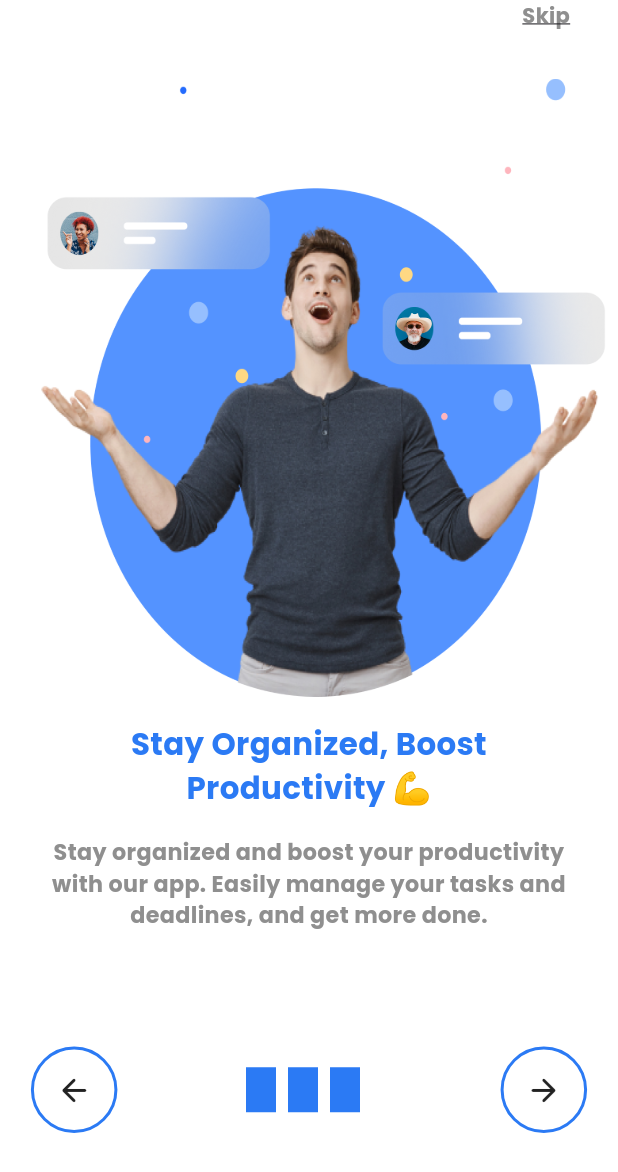
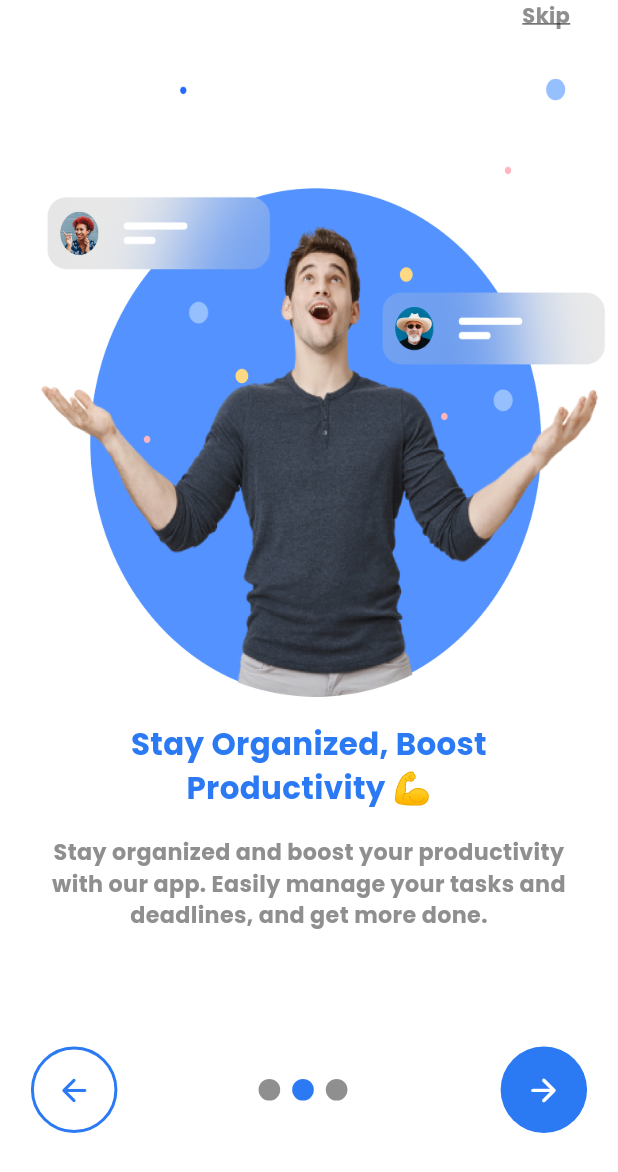
Before and after one commit to AhmedShokry7/Daily-Planner, a Flutter app: the OnBoardingView screen opened by its route, swiped to page 2, on a phone screen of 412 x 824 dp. Shown: the top 1172 px of the screen. Run offline on Flutter 3.47's test engine with Material 3 defaults, Android fonts, the phone set to English and light mode, and no system bars; our stand-ins replace bloc, flutter_bloc.

Commit message:
finishing next and back btn methods

```diff
--- a/lib/ui/widgets/next_or_back_btn.dart
+++ b/lib/ui/widgets/next_or_back_btn.dart
@@ -1,27 +1,52 @@
+import 'package:daily_planner/core/cubits/cubit/on_boarding_cubit.dart';
 import 'package:daily_planner/core/strings.dart';
 import 'package:flutter/material.dart';
+import 'package:flutter_bloc/flutter_bloc.dart';
 
-class NextOrBackBtn extends StatelessWidget {
-  final IconData? icon;
-  final Color? color;
-  const NextOrBackBtn({super.key, this.icon, this.color});
+class NextBtn extends StatelessWidget {
+  const NextBtn({super.key});
 
   @override
   Widget build(BuildContext context) {
-    int i = 1;
+    final myHight = MediaQuery.of(context).size.height;
+    return GestureDetector(
+      onTap: () {
+        BlocProvider.of<OnBoardingCubit>(context).nextBtn(context);
+      },
+      child: Container(
+        height: myHight * .07,
+        width: myHight * .07,
+        decoration: const BoxDecoration(
+          color: kBlueColor,
+          shape: BoxShape.circle,
+        ),
+        child: Icon(
+          Icons.arrow_forward_rounded,
+          size: myHight * .03,
+          color: kWhiteColor,
+        ),
+      ),
+    );
+  }
+}
+
+class BackBtn extends StatelessWidget {
+  const BackBtn({super.key});
+
+  @override
+  Widget build(BuildContext context) {
     final myHight = MediaQuery.of(context).size.height;
     return Container(
       height: myHight * .07,
       width: myHight * .07,
       decoration: BoxDecoration(
-        color: i == 0 ? kBlueColor : null,
-        border: i != 0 ? Border.all(color: kBlueColor, width: 2) : null,
+        border: Border.all(color: kBlueColor, width: 2),
         shape: BoxShape.circle,
       ),
       child: Icon(
-        icon ?? Icons.arrow_forward_rounded,
+        Icons.arrow_back_rounded,
         size: myHight * .03,
-        color: color,
+        color: kBlueColor,
       ),
     );
   }
--- a/lib/ui/widgets/on_boarding_buttons_and_slider_dotes.dart
+++ b/lib/ui/widgets/on_boarding_buttons_and_slider_dotes.dart
@@ -1,7 +1,9 @@
+import 'package:daily_planner/core/cubits/cubit/on_boarding_cubit.dart';
 import 'package:daily_planner/core/data/on_boarding_list.dart';
 import 'package:daily_planner/core/strings.dart';
 import 'package:daily_planner/ui/widgets/next_or_back_btn.dart';
 import 'package:flutter/material.dart';
+import 'package:flutter_bloc/flutter_bloc.dart';
 
 class OnBoardingButtonsAndSliderDotes extends StatelessWidget {
   const OnBoardingButtonsAndSliderDotes({super.key});
@@ -9,29 +11,43 @@ class OnBoardingButtonsAndSliderDotes extends StatelessWidget {
   @override
   Widget build(BuildContext context) {
     final myWidth = MediaQuery.of(context).size.width;
+    final myHight = MediaQuery.of(context).size.height;
+    return BlocBuilder<OnBoardingCubit, OnBoardingState>(
+      builder: (context, state) {
+        int currentPage = 0;
+        if (state is OnBoardingPageChanged) {
+          currentPage = state.currentPage;
+        }
         return Padding(
           padding: EdgeInsets.symmetric(horizontal: myWidth * .05),
           child: Row(
             mainAxisAlignment: MainAxisAlignment.spaceBetween,
             children: [
-          const NextOrBackBtn(icon: Icons.arrow_back_rounded),
+              currentPage != 0
+                  ? const BackBtn()
+                  : SizedBox(width: myHight * .07),
               Row(
                 children: [
                   ...List.generate(
                     onBoardingList.length,
                     (index) => AnimatedContainer(
                       margin: const EdgeInsets.only(right: 8),
-                  height: 30,
-                  width: 20,
-                  decoration: const BoxDecoration(color: kBlueColor),
-                  duration: const Duration(milliseconds: 500),
+                      height: myWidth * .035,
+                      width: myWidth * .035,
+                      decoration: BoxDecoration(
+                        borderRadius: BorderRadius.circular(100),
+                        color: currentPage == index ? kBlueColor : kGreyColor,
+                      ),
+                      duration: const Duration(milliseconds: 300),
                     ),
                   ),
                 ],
               ),
-          const NextOrBackBtn(),
+              const NextBtn(),
             ],
           ),
         );
+      },
+    );
   }
 }
--- a/lib/ui/widgets/on_boarding_pageview.dart
+++ b/lib/ui/widgets/on_boarding_pageview.dart
@@ -19,7 +19,6 @@ class OnBoardingPageview extends StatelessWidget {
       controller: pageController,
       onPageChanged: (value) {
         BlocProvider.of<OnBoardingCubit>(context).changePage(value);
-        print("${BlocProvider.of<OnBoardingCubit>(context).currentPage}");
       },
       scrollDirection: Axis.horizontal,
       itemCount: onBoardingList.length,
```
Also changed, not shown: lib/core/cubits/cubit/on_boarding_cubit.dart (+32 -0 lines). Lines whose indentation alone changed are shown as unchanged.
